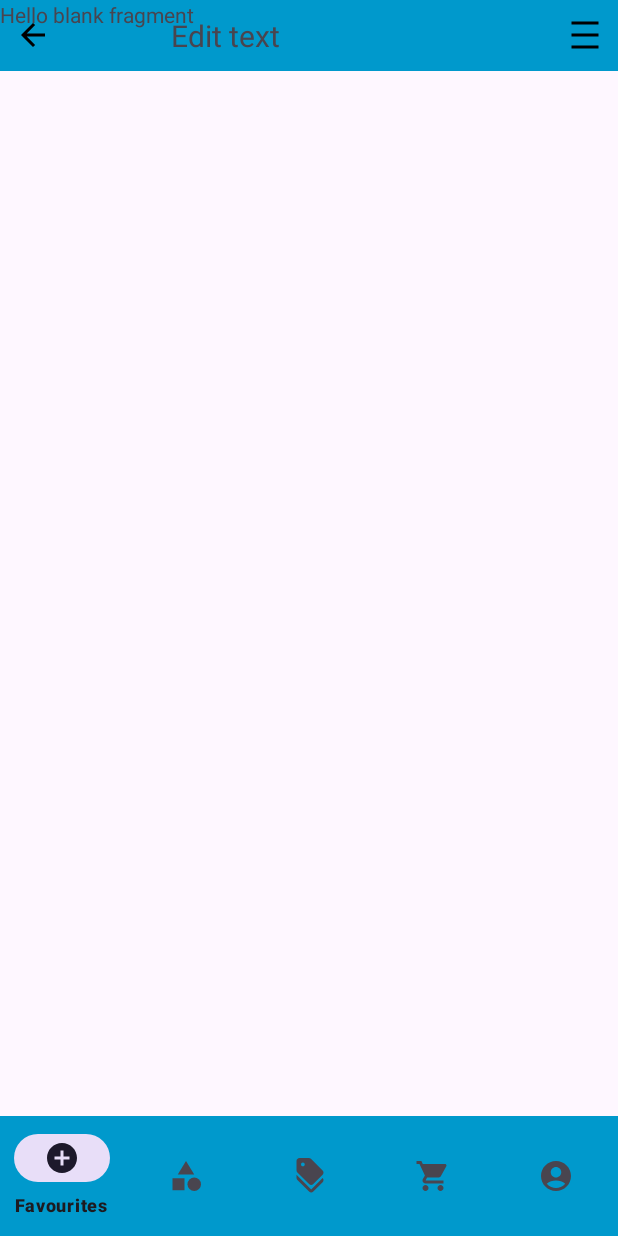
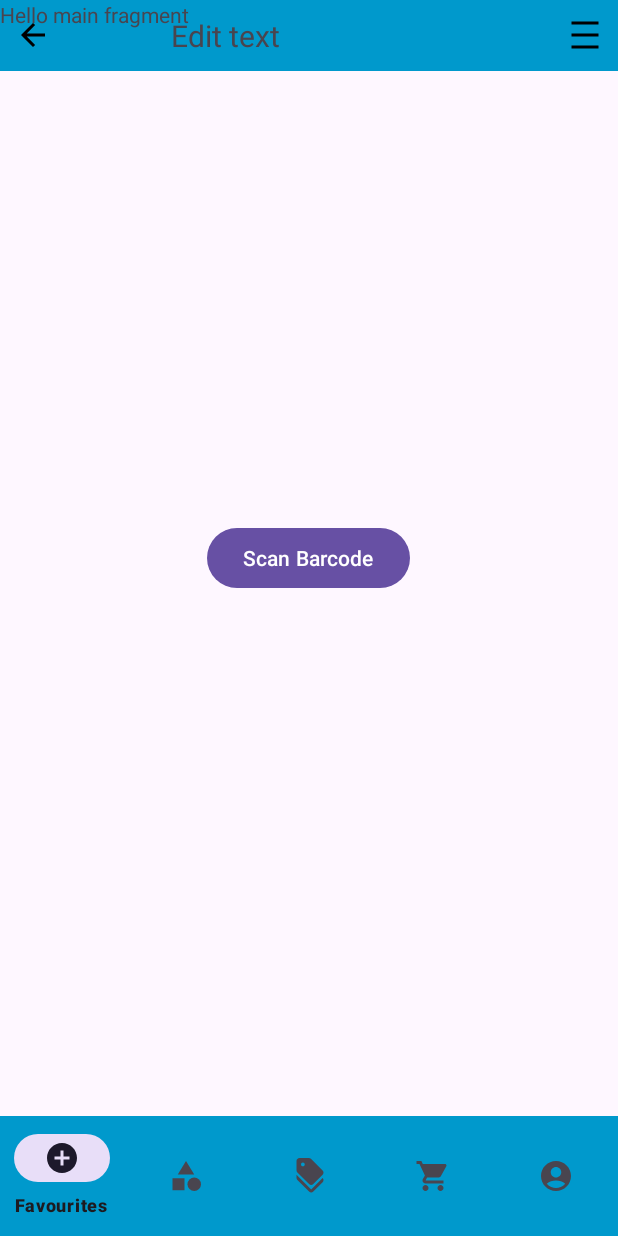
Before and after one commit to Frostlyx/group-27-app-development, an Android app: the screen it shows after launch (MainActivity), on a phone screen of 412 x 824 dp. Run offline under Robolectric (Android 15) with nearby library versions, the phone set to English and light mode, and no system bars; libraries missing offline, so code that uses them is left out: com.google.zxing.integration.

Commit message:
Implemented barcode scanner button

```diff
--- a/app/src/main/java/com/example/barcodescanner/MainFragment.java
+++ b/app/src/main/java/com/example/barcodescanner/MainFragment.java
@@ -7,6 +7,12 @@ import androidx.fragment.app.Fragment;
 import android.view.LayoutInflater;
 import android.view.View;
 import android.view.ViewGroup;
+import android.content.Intent;
+import android.widget.Button;
+import android.widget.Toast;
+
+import com.google.zxing.integration.android.IntentIntegrator;
+import com.google.zxing.integration.android.IntentResult;
 
 /**
  * A simple {@link Fragment} subclass.
@@ -58,7 +64,35 @@ public class MainFragment extends Fragment {
     @Override
     public View onCreateView(LayoutInflater inflater, ViewGroup container,
                              Bundle savedInstanceState) {
-        // Inflate the layout for this fragment
-        return inflater.inflate(R.layout.fragment_main, container, false);
+        View rootView = inflater.inflate(R.layout.fragment_main, container, false);
+
+        Button scanButton = rootView.findViewById(R.id.scanButton);
+        scanButton.setOnClickListener(new View.OnClickListener() {
+            @Override
+            public void onClick(View v) {
+                // Initialize the barcode scanner
+                IntentIntegrator integrator = IntentIntegrator.forSupportFragment(MainFragment.this);
+                integrator.setOrientationLocked(false);
+                integrator.initiateScan();
+            }
+        });
+
+        return rootView;
+    }
+
+    @Override
+    public void onActivityResult(int requestCode, int resultCode, Intent data) {
+        super.onActivityResult(requestCode, resultCode, data);
+
+        IntentResult result = IntentIntegrator.parseActivityResult(requestCode, resultCode, data);
+        if (result != null) {
+            if (result.getContents() == null) {
+                Toast.makeText(getActivity(), "Cancelled", Toast.LENGTH_LONG).show();
+            } else {
+                // Handle the scanned barcode
+                String barcode = result.getContents();
+                Toast.makeText(getActivity(), "Scanned: " + barcode, Toast.LENGTH_LONG).show();
+            }
+        }
     }
 }
--- a/app/src/main/res/layout/fragment_main.xml
+++ b/app/src/main/res/layout/fragment_main.xml
@@ -9,6 +9,14 @@
     <TextView
         android:layout_width="match_parent"
         android:layout_height="match_parent"
-        android:text="@string/hello_blank_fragment" />
+        android:text="@string/hello_main_fragment" />
+
+    <Button
+        android:id="@+id/scanButton"
+        android:layout_width="wrap_content"
+        android:layout_height="wrap_content"
+        android:layout_gravity="center"
+        android:onClick="scanBarcode"
+        android:text="Scan Barcode" />
 
 </FrameLayout>
--- a/app/src/main/res/values/strings.xml
+++ b/app/src/main/res/values/strings.xml
@@ -5,5 +5,6 @@
     <string name="hello_profile_fragment">Hello profile fragment</string>
     <!-- TODO: Remove or change this placeholder text -->
     <string name="hello_blank_fragment">Hello blank fragment</string>
-    <string name="hello_discounts_fragment">Hello blank fragment</string>
+    <string name="hello_discounts_fragment">Hello discounts fragment</string>
+    <string name="hello_main_fragment">Hello main fragment</string>
 </resources>
```
Also changed, not shown: app/src/main/java/com/example/barcodescanner/MainActivity.java (+11 -38 lines), app/src/main/res/layout/activity_main.xml (+0 -19 lines).
